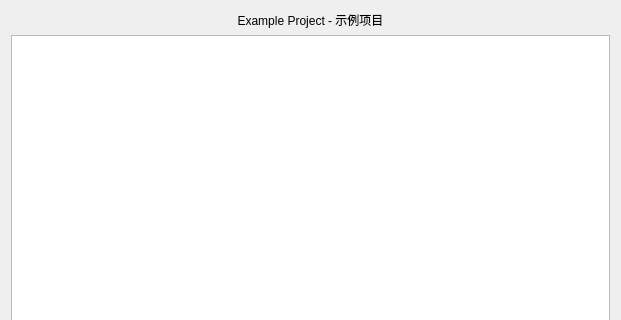
Old version of the form app/src/qtmodules/QtExample/Forms/QDAExampleDialog.ui in the repository coder4869/DevAssistant; both pictures show x 0 to 621 and y 0 to 320 of the 621 by 528 pixel window.
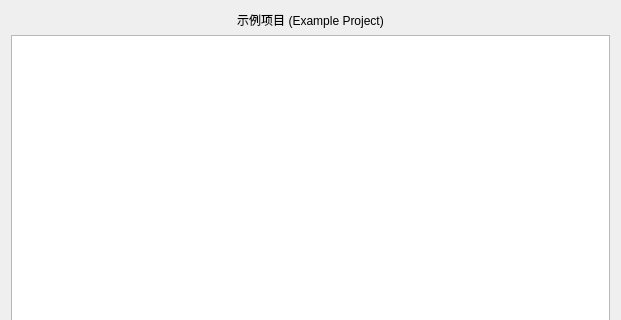
New version of the form.

What changed in the file:
```diff
--- a/app/src/qtmodules/QtExample/Forms/QDAExampleDialog.ui
+++ b/app/src/qtmodules/QtExample/Forms/QDAExampleDialog.ui
@@ -17,7 +17,7 @@
    <item row="0" column="0">
     <widget class="QLabel" name="titleLabel">
      <property name="text">
-      <string>Example Project - 示例项目</string>
+      <string>示例项目 (Example Project)</string>
      </property>
      <property name="alignment">
       <set>Qt::AlignCenter</set>
```
